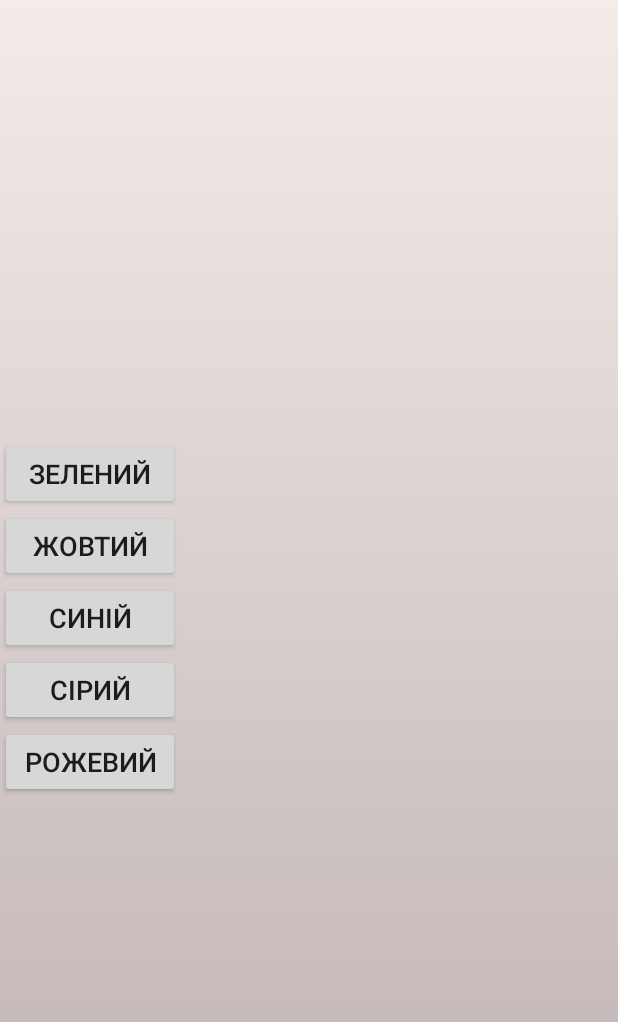
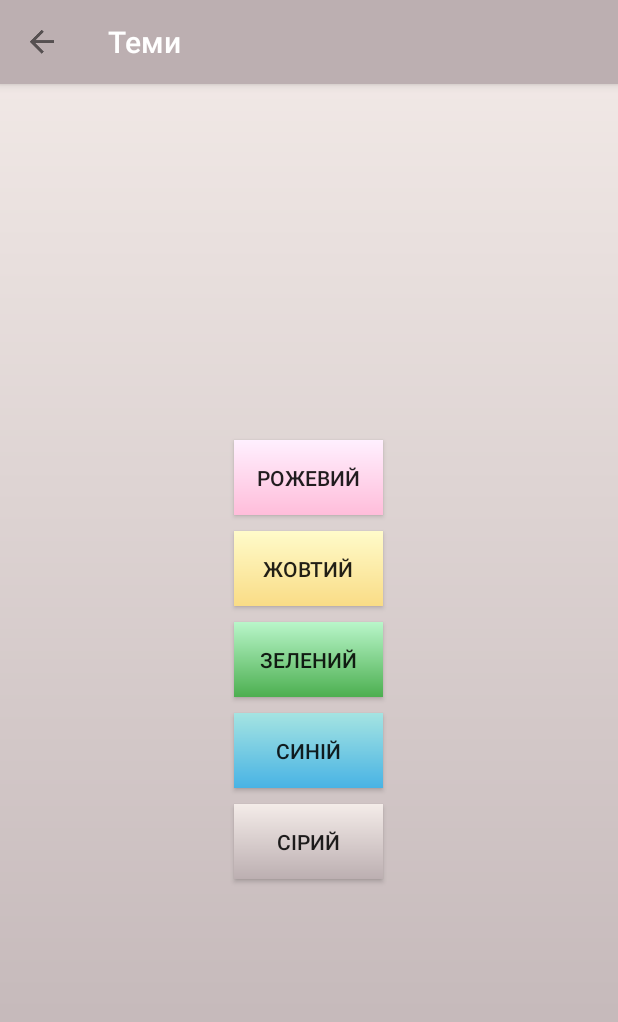
Before and after one commit to vmarch/ShoppingList, an Android app: the ThemeSettings screen opened directly, with no data from a screen before it, on a phone screen of 412 x 824 dp. Shown: the top 1022 px of the screen. Run offline under Robolectric (Android 15) with nearby library versions, the phone set to English and light mode, and no system bars.

Commit message:
Fix of bug vith Themes activity open on V21.

```diff
--- a/app/src/main/java/devtolife/shoppinglist/menu_action/ThemeSettings.java
+++ b/app/src/main/java/devtolife/shoppinglist/menu_action/ThemeSettings.java
@@ -37,7 +37,7 @@ public class ThemeSettings extends AppCompatActivity implements View.OnClickList
         btnBlue.setOnClickListener(this);
         btnGrey.setOnClickListener(this);
 
-        Toolbar toolbar = findViewById(R.id.toolbar_setting_about);
+        Toolbar toolbar = findViewById(R.id.toolbar_setting_themes);
         setSupportActionBar(toolbar);
 
 
--- a/app/src/main/res/layout-v21/setting_theme_layout.xml
+++ /dev/null
@@ -1,48 +0,0 @@
-<?xml version="1.0" encoding="utf-8"?>
-
-<LinearLayout xmlns:android="http://schemas.android.com/apk/res/android"
-    android:layout_width="match_parent"
-    android:layout_height="match_parent"
-    android:orientation="vertical">
-
-    <Button
-        android:id="@+id/btn_green"
-        android:layout_width="120dp"
-        android:layout_height="wrap_content"
-        android:elevation="2dp"
-        android:text="@string/use_green"
-        android:textSize="18sp" />
-
-    <Button
-        android:id="@+id/btn_yellow"
-        android:layout_width="120dp"
-        android:layout_height="wrap_content"
-        android:elevation="2dp"
-        android:text="@string/use_yellow"
-        android:textSize="18sp" />
-
-    <Button
-        android:id="@+id/btn_blue"
-        android:layout_width="120dp"
-        android:layout_height="wrap_content"
-        android:elevation="2dp"
-        android:text="@string/use_blue"
-        android:textSize="18sp" />
-
-    <Button
-        android:id="@+id/btn_grey"
-        android:layout_width="120dp"
-        android:layout_height="wrap_content"
-        android:elevation="2dp"
-        android:text="@string/use_grey"
-        android:textSize="18sp" />
-
-    <Button
-        android:id="@+id/btn_pink"
-        android:layout_width="120dp"
-        android:layout_height="wrap_content"
-        android:elevation="2dp"
-        android:text="@string/use_pink"
-        android:textSize="18sp" />
-
-</LinearLayout>
--- a/app/src/main/res/layout/setting_theme_layout.xml
+++ b/app/src/main/res/layout/setting_theme_layout.xml
@@ -15,7 +15,7 @@
         android:theme="@style/AppTheme.AppBarOverlay">
 
         <android.support.v7.widget.Toolbar
-            android:id="@+id/toolbar_setting_about"
+            android:id="@+id/toolbar_setting_themes"
             android:layout_width="match_parent"
             android:layout_height="?attr/actionBarSize"
             android:background="?attr/colorPrimary"
```
Also changed, not shown: app/src/main/res/layout-v21/main_layout.xml (+0 -28 lines), app/src/main/res/layout/main_layout.xml (+0 -28 lines).
